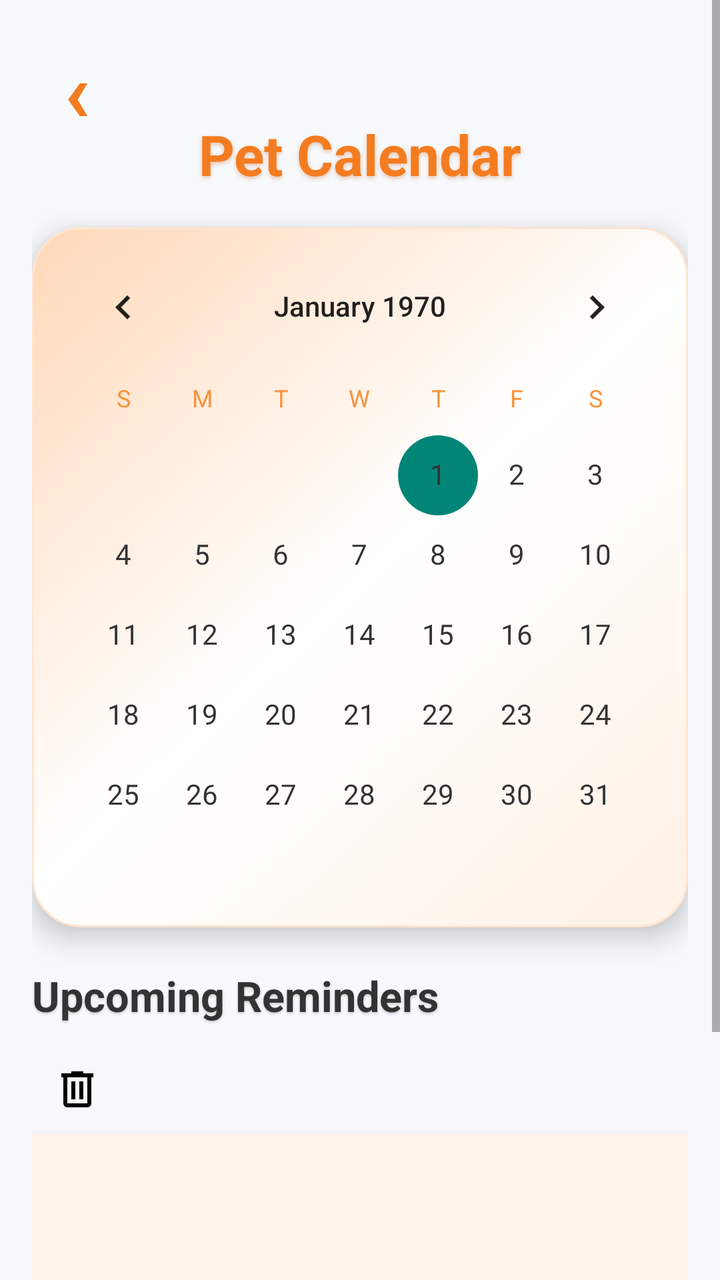
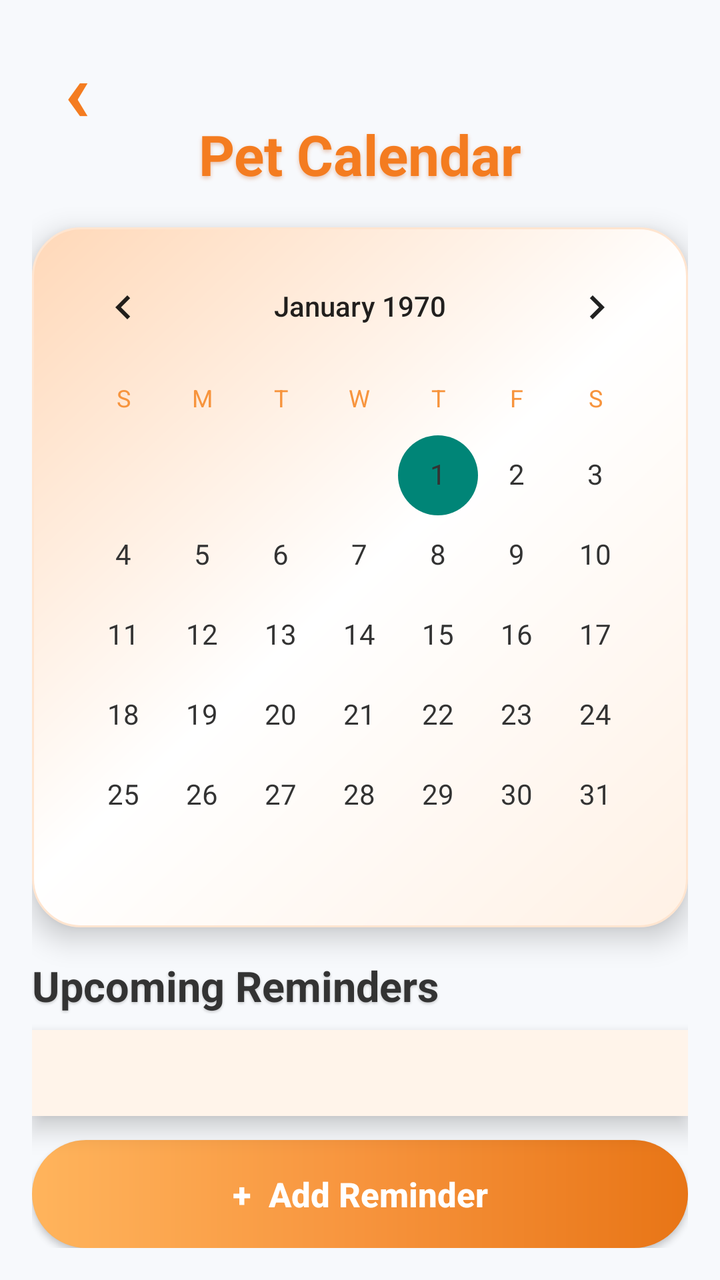

Two renders of the same Android screen: before a commit and after it. Below are the layout's source before the change and the commit's diff.
<!-- AndroidManifest.xml: application theme Theme.PETCARE -->
<!-- res/layout/calendar.xml -->
<?xml version="1.0" encoding="utf-8"?>
<ScrollView xmlns:android="http://schemas.android.com/apk/res/android"
    android:layout_width="match_parent"
    android:layout_height="match_parent"
    xmlns:app="http://schemas.android.com/apk/res-auto"
    android:background="#F7F9FC"
    android:fillViewport="true">

    <LinearLayout
        android:layout_width="match_parent"
        android:layout_height="wrap_content"
        android:orientation="vertical"
        android:padding="16dp">

        
        <TextView
            android:id="@+id/btnBack"
            android:layout_width="45dp"
            android:layout_height="45dp"
            android:text="‹"
            android:textSize="42sp"
            android:textColor="#F47C20"
            android:textStyle="bold"
            android:gravity="center"
            android:clickable="true"
            android:focusable="true"
            android:layout_marginBottom="2dp" />

        
        <TextView
            android:layout_width="match_parent"
            android:layout_height="wrap_content"
            android:text="Pet Calendar"
            android:textSize="28sp"
            android:textStyle="bold"
            android:textColor="#F47C20"
            android:gravity="center"
            android:layout_marginTop="-5dp"
            android:layout_marginBottom="18dp"
            android:shadowColor="#55C85A1A"
            android:shadowDx="0"
            android:shadowDy="3"
            android:shadowRadius="5" />

        
        <LinearLayout
            android:layout_width="match_parent"
            android:layout_height="wrap_content"
            android:orientation="vertical"
            android:background="@drawable/calendar_gradient"
            android:elevation="8dp"
            android:padding="6dp">

            <CalendarView
                android:id="@+id/calendarView"
                android:layout_width="match_parent"
                android:layout_height="wrap_content"
                android:background="@android:color/transparent"
                android:dateTextAppearance="@style/CalendarDateText"
                android:weekDayTextAppearance="@style/CalendarWeekText" />

        </LinearLayout>


        
        <TextView
            android:layout_width="match_parent"
            android:layout_height="wrap_content"
            android:text="Upcoming Reminders"
            android:textSize="21sp"
            android:textStyle="bold"
            android:textColor="#333333"
            android:layout_marginTop="20dp"
            android:layout_marginBottom="10dp"
            android:shadowColor="#33000000"
            android:shadowDx="0"
            android:shadowDy="2"
            android:shadowRadius="3" />

        
        <ImageButton
            android:id="@+id/btnDelete"
            app:tint="#000000"
            android:layout_width="45dp"
            android:layout_height="45dp"
            android:layout_gravity="center_vertical"
            android:background="?attr/selectableItemBackgroundBorderless"
            android:contentDescription="Delete memory"
            android:padding="10dp"
            android:src="@drawable/ic_delete" />

        <LinearLayout
            android:layout_width="match_parent"
            android:layout_height="wrap_content"
            android:orientation="vertical"
            android:background="#FFF4EA"
            android:elevation="7dp"
            android:padding="8dp">

            <ListView
                android:id="@+id/listReminders"
                android:layout_width="match_parent"
                android:layout_height="125dp"
                android:divider="@android:color/transparent"
                android:dividerHeight="6dp"
                android:background="@android:color/transparent" />

        </LinearLayout>


        
        <Button
            android:id="@+id/btnAddReminder"
            android:layout_width="match_parent"
            android:layout_height="54dp"
            android:layout_marginTop="16dp"
            android:background="@drawable/button_orange_gradient"
            android:elevation="8dp"
            android:text="+  Add Reminder"
            android:textAllCaps="false"
            android:textColor="#FFFFFF"
            android:textSize="17sp"
            android:textStyle="bold" />

    </LinearLayout>

</ScrollView>
<!-- resources referenced by this layout -->
<resources>
  <!-- drawable button_orange_gradient (drawable) -->
  <?xml version="1.0" encoding="utf-8"?>
  <shape xmlns:android="http://schemas.android.com/apk/res/android"
      android:shape="rectangle">
  
      <gradient
          android:startColor="#FFB45C"
          android:centerColor="#F7943D"
          android:endColor="#E87516"
          android:angle="0" />
  
      <corners android:radius="30dp" />
  
  </shape>
  <!-- drawable calendar_gradient (drawable) -->
  <?xml version="1.0" encoding="utf-8"?>
  <shape xmlns:android="http://schemas.android.com/apk/res/android"
      android:shape="rectangle">
  
      <gradient
          android:startColor="#FFF1E5"
          android:centerColor="#FFFFFF"
          android:endColor="#FFD8B8"
          android:angle="135" />
  
      <corners android:radius="24dp" />
  
      <stroke
          android:width="1dp"
          android:color="#FFFFE5D0" />
  
  </shape>
  <!-- drawable ic_delete (drawable) -->
  <vector xmlns:android="http://schemas.android.com/apk/res/android"
      android:width="24dp"
      android:height="24dp"
      android:viewportWidth="960"
      android:viewportHeight="960">
    <path
        android:pathData="M280,840q-33,0 -56.5,-23.5T200,760v-520h-40v-80h200v-40h240v40h200v80h-40v520q0,33 -23.5,56.5T680,840L280,840ZM680,240L280,240v520h400v-520ZM360,680h80v-360h-80v360ZM520,680h80v-360h-80v360ZM280,240v520,-520Z"
        android:fillColor="#e3e3e3"/>
  </vector>
  <style name="CalendarDateText" parent="@android:style/TextAppearance.Material.Body1">
  
          <item name="android:textColor">#333333</item>
          <item name="android:textSize">14sp</item>
  
      </style>
  <style name="CalendarWeekText" parent="@android:style/TextAppearance.Material.Caption">
  
          <item name="android:textColor">#F7943D</item>
          <item name="android:textStyle">bold</item>
  
      </style>
  <style name="Theme.PETCARE" parent="Theme.AppCompat.Light.NoActionBar">
          
      </style>
</resources>

<!-- the commit's change to res/layout/calendar.xml (unified diff, before → after) -->
@@ -1,127 +1,145 @@
 <?xml version="1.0" encoding="utf-8"?>
-<ScrollView xmlns:android="http://schemas.android.com/apk/res/android"
+<LinearLayout
+    xmlns:android="http://schemas.android.com/apk/res/android"
     android:layout_width="match_parent"
     android:layout_height="match_parent"
-    xmlns:app="http://schemas.android.com/apk/res-auto"
-    android:background="#F7F9FC"
-    android:fillViewport="true">
+    android:orientation="vertical"
+    android:padding="16dp"
+    android:background="#F7F9FC">
+
+    
+    
+    
+
+    <TextView
+        android:id="@+id/btnBack"
+        android:layout_width="45dp"
+        android:layout_height="45dp"
+        android:text="‹"
+        android:textSize="42sp"
+        android:textColor="#F47C20"
+        android:textStyle="bold"
+        android:gravity="center"
+        android:clickable="true"
+        android:focusable="true"
+        android:layout_marginBottom="2dp" />
+
+
+    
+    
+    
+
+    <TextView
+        android:layout_width="match_parent"
+        android:layout_height="wrap_content"
+        android:text="Pet Calendar"
+        android:textSize="28sp"
+        android:textStyle="bold"
+        android:textColor="#F47C20"
+        android:gravity="center"
+        android:layout_marginTop="-5dp"
+        android:layout_marginBottom="18dp"
+        android:shadowColor="#55C85A1A"
+        android:shadowDx="0"
+        android:shadowDy="3"
+        android:shadowRadius="5" />
+
+
+    
+    
+    
 
     <LinearLayout
         android:layout_width="match_parent"
         android:layout_height="wrap_content"
         android:orientation="vertical"
-        android:padding="16dp">
+        android:background="@drawable/calendar_gradient"
+        android:elevation="8dp"
+        android:padding="6dp">
 
-        
-        <TextView
-            android:id="@+id/btnBack"
-            android:layout_width="45dp"
-            android:layout_height="45dp"
-            android:text="‹"
-            android:textSize="42sp"
-            android:textColor="#F47C20"
-            android:textStyle="bold"
-            android:gravity="center"
-            android:clickable="true"
-            android:focusable="true"
-            android:layout_marginBottom="2dp" />
-
-        
-        <TextView
+        <CalendarView
+            android:id="@+id/calendarView"
             android:layout_width="match_parent"
             android:layout_height="wrap_content"
-            android:text="Pet Calendar"
-            android:textSize="28sp"
-            android:textStyle="bold"
-            android:textColor="#F47C20"
-            android:gravity="center"
-            android:layout_marginTop="-5dp"
-            android:layout_marginBottom="18dp"
-            android:shadowColor="#55C85A1A"
-            android:shadowDx="0"
-            android:shadowDy="3"
-            android:shadowRadius="5" />
+            android:background="@android:color/transparent"
+            android:dateTextAppearance="@style/CalendarDateText"
+            android:weekDayTextAppearance="@style/CalendarWeekText" />
 
-        
-        <LinearLayout
-            android:layout_width="match_parent"
-            android:layout_height="wrap_content"
-            android:orientation="vertical"
-            android:background="@drawable/calendar_gradient"
-            android:elevation="8dp"
-            android:padding="6dp">
+    </LinearLayout>
 
-            <CalendarView
-                android:id="@+id/calendarView"
-                android:layout_width="match_parent"
-                android:layout_height="wrap_content"
-                android:background="@android:color/transparent"
-                android:dateTextAppearance="@style/CalendarDateText"
-                android:weekDayTextAppearance="@style/CalendarWeekText" />
 
-        </LinearLayout>
+    
+    
+    
+
+    <TextView
+        android:layout_width="match_parent"
+        android:layout_height="wrap_content"
+        android:text="Upcoming Reminders"
+        android:textSize="21sp"
+        android:textStyle="bold"
+        android:textColor="#333333"
+        android:layout_marginTop="15dp"
+        android:layout_marginBottom="8dp"
+        android:shadowColor="#33000000"
+        android:shadowDx="0"
+        android:shadowDy="2"
+        android:shadowRadius="3" />
+
+
+    
+    
+    
+
+    <LinearLayout
+        android:layout_width="match_parent"
+        android:layout_height="0dp"
+        android:layout_weight="1"
+        android:orientation="vertical"
+        android:background="#FFF4EA"
+        android:elevation="7dp"
+        android:padding="8dp">
 
 
         
-        <TextView
+        
+        
+
+        <ScrollView
+            android:id="@+id/reminderScrollView"
             android:layout_width="match_parent"
-            android:layout_height="wrap_content"
-            android:text="Upcoming Reminders"
-            android:textSize="21sp"
-            android:textStyle="bold"
-            android:textColor="#333333"
-            android:layout_marginTop="20dp"
-            android:layout_marginBottom="10dp"
-            android:shadowColor="#33000000"
-            android:shadowDx="0"
-            android:shadowDy="2"
-            android:shadowRadius="3" />
+            android:layout_height="match_parent"
+            android:fillViewport="false"
+            android:scrollbars="vertical"
+            android:fadeScrollbars="false"
+            android:overScrollMode="always">
 
-        
-        <ImageButton
-            android:id="@+id/btnDelete"
-            app:tint="#000000"
-            android:layout_width="45dp"
-            android:layout_height="45dp"
-            android:layout_gravity="center_vertical"
-            android:background="?attr/selectableItemBackgroundBorderless"
-            android:contentDescription="Delete memory"
-            android:padding="10dp"
-            android:src="@drawable/ic_delete" />
-
-        <LinearLayout
-            android:layout_width="match_parent"
-            android:layout_height="wrap_content"
-            android:orientation="vertical"
-            android:background="#FFF4EA"
-            android:elevation="7dp"
-            android:padding="8dp">
-
-            <ListView
+            <LinearLayout
                 android:id="@+id/listReminders"
                 android:layout_width="match_parent"
-                android:layout_height="125dp"
-                android:divider="@android:color/transparent"
-                android:dividerHeight="6dp"
-                android:background="@android:color/transparent" />
+                android:layout_height="wrap_content"
+                android:orientation="vertical" />
 
-        </LinearLayout>
-
-
-        
-        <Button
-            android:id="@+id/btnAddReminder"
-            android:layout_width="match_parent"
-            android:layout_height="54dp"
-            android:layout_marginTop="16dp"
-            android:background="@drawable/button_orange_gradient"
-            android:elevation="8dp"
-            android:text="+  Add Reminder"
-            android:textAllCaps="false"
-            android:textColor="#FFFFFF"
-            android:textSize="17sp"
-            android:textStyle="bold" />
+        </ScrollView>
 
     </LinearLayout>
 
-</ScrollView>
+
+    
+    
+    
+
+    <Button
+        android:id="@+id/btnAddReminder"
+        android:layout_width="match_parent"
+        android:layout_height="54dp"
+        android:layout_marginTop="12dp"
+        android:background="@drawable/button_orange_gradient"
+        android:elevation="8dp"
+        android:text="+  Add Reminder"
+        android:textAllCaps="false"
+        android:textColor="#FFFFFF"
+        android:textSize="17sp"
+        android:textStyle="bold" />
+
+</LinearLayout>
<!-- resource entries referenced after the edit -->
@@ -32,16 +32,6 @@
           android:color="#FFFFE5D0" />
   
   </shape>
-  <!-- drawable ic_delete (drawable) -->
-  <vector xmlns:android="http://schemas.android.com/apk/res/android"
-      android:width="24dp"
-      android:height="24dp"
-      android:viewportWidth="960"
-      android:viewportHeight="960">
-    <path
-        android:pathData="M280,840q-33,0 -56.5,-23.5T200,760v-520h-40v-80h200v-40h240v40h200v80h-40v520q0,33 -23.5,56.5T680,840L280,840ZM680,240L280,240v520h400v-520ZM360,680h80v-360h-80v360ZM520,680h80v-360h-80v360ZM280,240v520,-520Z"
-        android:fillColor="#e3e3e3"/>
-  </vector>
   <style name="CalendarDateText" parent="@android:style/TextAppearance.Material.Body1">
   
           <item name="android:textColor">#333333</item>
